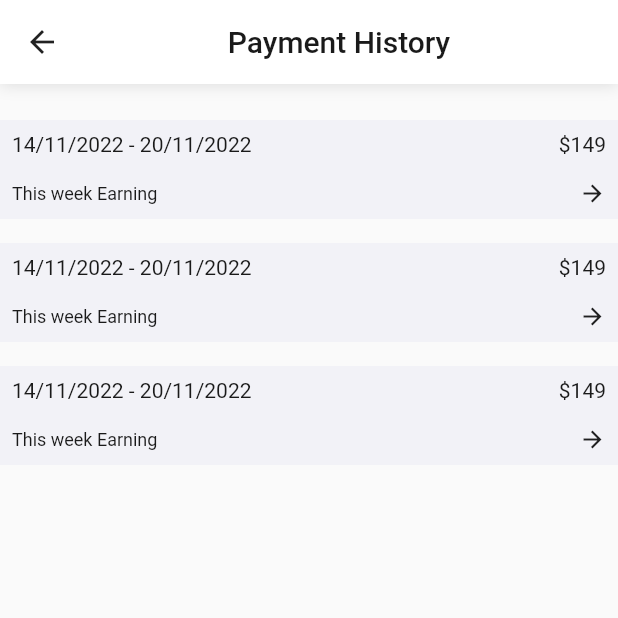
After one commit to theshushant/dropr-driver, a Flutter app: the PaymentHistory screen opened by its route, on a phone screen of 412 x 824 dp, the top half of it. The commit adds this screen. Run offline on Flutter 3.47's test engine with Material 2 defaults, Android fonts, the light colour scheme and no system bars; our stand-ins replace camera, dio, flutter_mobx, flutter_svg, geocoding, geolocator and 5 more; missing offline and left inert: camera_web, flutter_polyline_points, image_picker_for_web, shared_preferences_web, smart_auth; accounts and stored records are empty; generated files the repository leaves out were written again; project files that could hold a hidden picture were left out.

Commit message:
payment history done

```diff
--- a/lib/main.dart
+++ b/lib/main.dart
@@ -23,6 +23,8 @@ import 'package:dropr_driver/store/user_store.dart';
 import 'package:dropr_driver/utils/global_theme.dart';
 import 'package:flutter/material.dart';
 import 'package:provider/provider.dart';
+
+import 'presentation/payments/payment_history.dart';
 
 void main() {
   WidgetsFlutterBinding.ensureInitialized();
@@ -75,6 +77,7 @@ class MyApp extends StatelessWidget {
           OrderScreen.routeName: (BuildContext context) => OrderScreen(),
           IncomingOrder.routeName: (BuildContext context) => IncomingOrder(),
           ProfileScreen.routeName: (BuildContext context) => ProfileScreen(),
+          PaymentHistory.routeName: (BuildContext context) => PaymentHistory(),
           PickUpOrderScreen.routeName: (BuildContext context) =>
               PickUpOrderScreen(),
         },
--- a/lib/presentation/home.dart
+++ b/lib/presentation/home.dart
@@ -2,7 +2,6 @@ import 'package:dropr_driver/helpers/custom_rounded_button.dart';
 import 'package:dropr_driver/helpers/dropr_app_bar.dart';
 import 'package:dropr_driver/helpers/store_observer.dart';
 import 'package:dropr_driver/presentation/app_drawer.dart';
-import 'package:dropr_driver/presentation/order/order_screen.dart';
 import 'package:dropr_driver/presentation/order/incoming_order.dart';
 import 'package:dropr_driver/presentation/profile/profile_screen.dart';
 import 'package:dropr_driver/store/user_store.dart';
--- /dev/null
+++ b/lib/presentation/payments/payment_history.dart
@@ -0,0 +1,96 @@
+import 'package:dropr_driver/helpers/dropr_app_bar.dart';
+import 'package:dropr_driver/helpers/helper_text.dart';
+import 'package:dropr_driver/utils/color_values.dart';
+import 'package:dropr_driver/utils/globals.dart';
+import 'package:dropr_driver/utils/string_values.dart';
+import 'package:flutter/material.dart';
+
+class PaymentHistory extends StatelessWidget {
+  static const String routeName = 'PaymentHistory';
+
+  const PaymentHistory({Key? key}) : super(key: key);
+
+  @override
+  Widget build(BuildContext context) {
+    return SafeArea(
+      child: Scaffold(
+        appBar: CustomAppBar(
+          leading: InkWell(
+            onTap: () => Navigator.pop(context),
+            child: Padding(
+              padding: EdgeInsets.all(
+                applyPaddingX(1),
+              ),
+              child: const Icon(
+                Icons.arrow_back,
+              ),
+            ),
+          ),
+          title: Text(
+            StringValue.paymentHistory,
+            style: Theme.of(context).textTheme.titleLarge,
+          ),
+          trailing: Container(),
+        ),
+        body: SingleChildScrollView(
+          child: Column(
+            children: [
+              SizedBox(
+                height: applyPaddingX(2),
+              ),
+              body,
+              body,
+              body,
+            ],
+          ),
+        ),
+      ),
+    );
+  }
+
+  Widget get body {
+    return Container(
+      padding: EdgeInsets.symmetric(
+        horizontal: applyPaddingX(1),
+        vertical: applyPaddingX(1),
+      ),
+      margin: EdgeInsets.symmetric(
+        vertical: applyPaddingX(1),
+      ),
+      color: ColorValues.textFieldFillColor,
+      child: Column(
+        children: [
+          Row(
+            mainAxisAlignment: MainAxisAlignment.spaceBetween,
+            children: [
+              HelpText(
+                  text: "14/11/2022 - 20/11/2022",
+                  color: ColorValues.blackColor),
+              HelpText(
+                text: "\$149",
+                color: ColorValues.blackColor,
+              ),
+            ],
+          ),
+          SizedBox(
+            height: applyPaddingX(2),
+          ),
+          Row(
+            mainAxisAlignment: MainAxisAlignment.spaceBetween,
+            children: [
+              HelpText(
+                text: "This week Earning",
+                color: ColorValues.blackColor,
+                fontSize: 12,
+              ),
+              Icon(
+                Icons.arrow_forward_outlined,
+                size: 18,
+              ),
+            ],
+          ),
+        ],
+      ),
+    );
+  }
+}
--- a/lib/utils/string_values.dart
+++ b/lib/utils/string_values.dart
@@ -114,5 +114,8 @@ class StringValue {
       'I hereby declare that the information provided is true and correct. I also understand that any willful dishonesty may render for refusal of this application or immediate action against me.';
 
   //User Specific
-static const String profile = 'Profile';
+  static const String profile = 'Profile';
+
+  //Payment History
+  static const String paymentHistory = 'Payment History';
 }
```
Also changed, not shown: lib/helpers/dropr_link.dart (+13 -2 lines), lib/presentation/profile/section_user_row.dart (+21 -4 lines).
